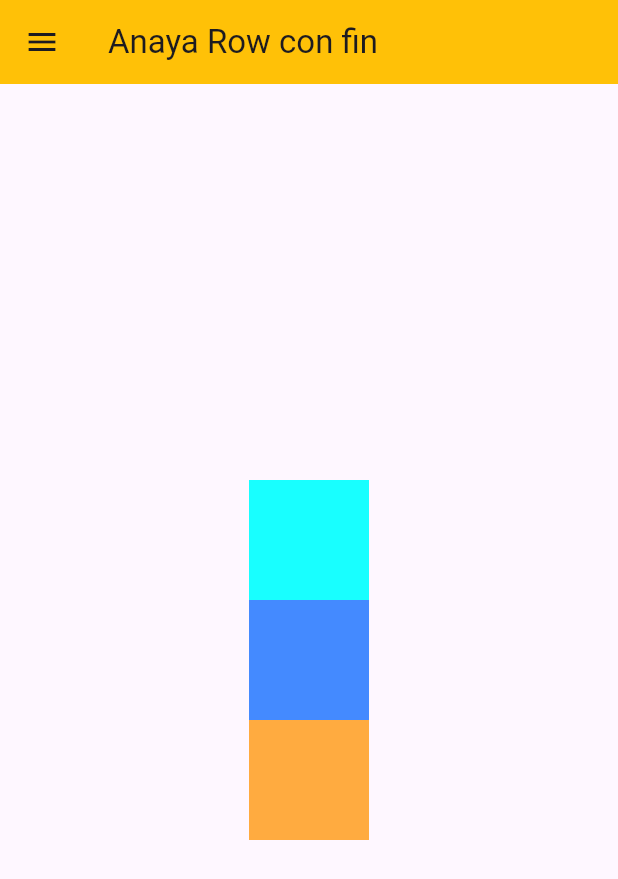
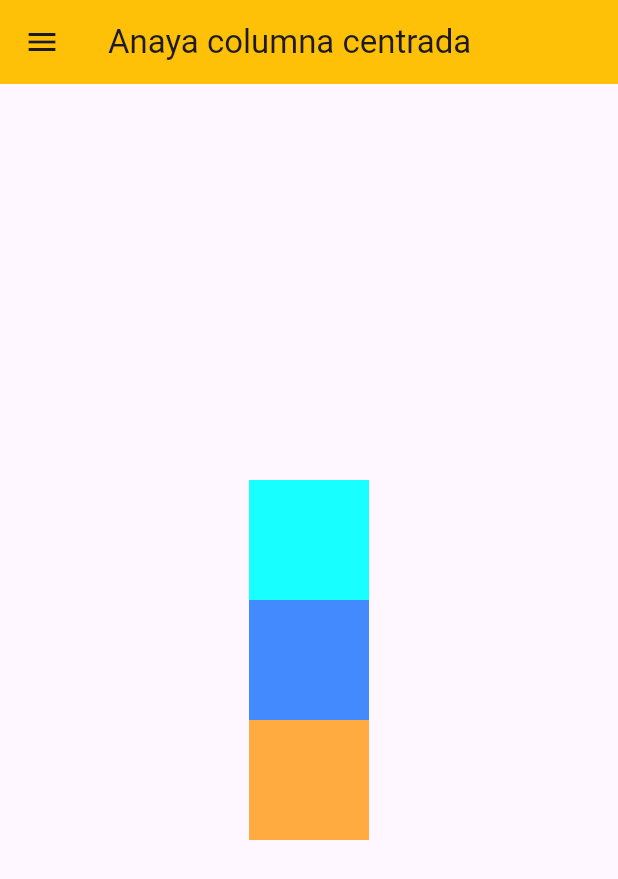
Before and after one commit to AnayaMarinAngelAlejandro/U2_A4_DrawerV2, a Flutter app: the Rowfin screen opened by its route, on a phone screen of 412 x 824 dp. Shown: the top 879 px of the screen. Run offline on Flutter 3.47's test engine with Material 3 defaults, Android fonts, the phone set to English and light mode, and no system bars.

Commit message:
Actualiza2

```diff
--- a/lib/rowfin.dart
+++ b/lib/rowfin.dart
@@ -8,7 +8,7 @@ class Rowfin extends StatelessWidget {
   Widget build(BuildContext context) {
     return Scaffold(
       appBar: AppBar(
-        title: Text("Anaya Row con fin"),
+        title: Text("Anaya columna centrada"),
         backgroundColor: Colors.amber,
       ),
       drawer: DrawerMenu(),
```
